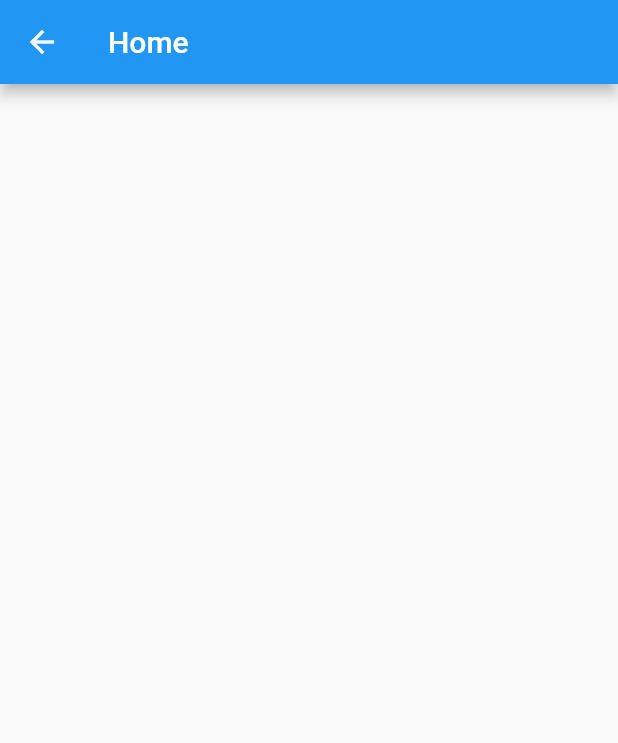
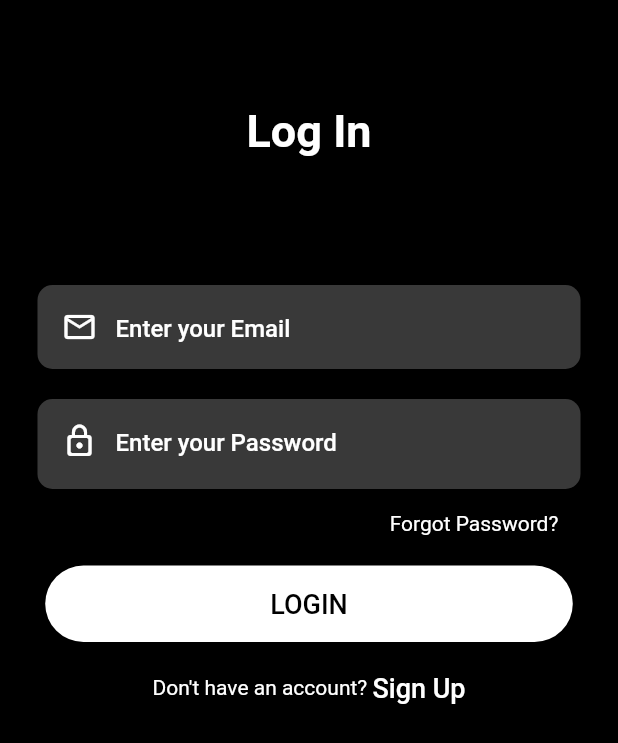
Before and after one commit to 29Niro/flutter_product_view, a Flutter app: the screen it shows after launch, on a phone screen of 412 x 824 dp. Shown: the top 743 px of the screen. Run offline on Flutter 3.47's test engine with Material 2 defaults, Android fonts, the phone set to English and light mode, and no system bars; our stand-ins replace carousel_slider; Roboto replaces fonts that are missing (Robika).

Commit message:
login page created

```diff
--- a/lib/main.dart
+++ b/lib/main.dart
@@ -1,5 +1,6 @@
 import 'package:flutter/material.dart';
 import 'package:flutter_product_view/screens/home_page.dart';
+import 'package:flutter_product_view/screens/login_page.dart';
 
 void main() {
   runApp(const MyApp());
@@ -17,7 +18,7 @@ class MyApp extends StatelessWidget {
       theme: ThemeData(
         primarySwatch: Colors.blue,
       ),
-      home: const HomePage(),
+      home: const LoginPage(),
     );
   }
 }
--- /dev/null
+++ b/lib/screens/login_page.dart
@@ -0,0 +1,153 @@
+import 'package:flutter/cupertino.dart';
+import 'package:flutter/material.dart';
+
+class LoginPage extends StatefulWidget {
+  const LoginPage({super.key});
+
+  @override
+  State<LoginPage> createState() => _LoginPageState();
+}
+
+class _LoginPageState extends State<LoginPage> {
+  @override
+  Widget build(BuildContext context) {
+    return Scaffold(
+      body: SingleChildScrollView(
+          child: Container(
+        height: MediaQuery.of(context).size.height,
+        decoration: const BoxDecoration(color: Colors.black),
+        child: Column(
+          children: [
+            const Padding(
+              padding: EdgeInsets.only(top: 70.0),
+              child: Text(
+                'Log In',
+                style: TextStyle(
+                    color: Color.fromARGB(255, 255, 255, 255),
+                    fontFamily: 'Robika',
+                    fontSize: 30.0,
+                    fontWeight: FontWeight.bold),
+              ),
+            ),
+            const SizedBox(
+              height: 25.0,
+            ),
+            Padding(
+              padding: const EdgeInsets.only(top: 60, left: 25.0, right: 25),
+              child: Container(
+                decoration: BoxDecoration(
+                  color:
+                      const Color.fromARGB(255, 189, 189, 189).withOpacity(0.3),
+                  borderRadius: BorderRadius.circular(10.0),
+                ),
+                child: Padding(
+                  padding: const EdgeInsets.all(4.0),
+                  child: TextField(
+                    cursorColor: Colors.white,
+                    keyboardType: TextInputType.emailAddress,
+                    decoration: const InputDecoration(
+                        border: InputBorder.none,
+                        contentPadding: EdgeInsets.only(top: 14.0),
+                        prefixIcon: Icon(
+                          Icons.email_outlined,
+                          color: Colors.white,
+                        ),
+                        hintText: 'Enter your Email',
+                        hintStyle:
+                            TextStyle(color: Colors.white, fontSize: 16)),
+                    style: TextStyle(
+                        color: Colors.white.withOpacity(0.9),
+                        fontWeight: FontWeight.w500,
+                        fontSize: 18.0),
+                  ),
+                ),
+              ),
+            ),
+            Padding(
+              padding: const EdgeInsets.only(top: 20, left: 25, right: 25),
+              child: Container(
+                height: 60.0,
+                decoration: BoxDecoration(
+                  color:
+                      const Color.fromARGB(255, 189, 189, 189).withOpacity(0.3),
+                  borderRadius: BorderRadius.circular(10.0),
+                ),
+                child: Padding(
+                  padding: const EdgeInsets.all(4.0),
+                  child: TextField(
+                    cursorColor: Colors.white,
+                    obscureText: true,
+                    decoration: const InputDecoration(
+                        border: InputBorder.none,
+                        contentPadding: EdgeInsets.only(top: 14.0),
+                        prefixIcon: Icon(
+                          Icons.lock_outline_rounded,
+                          color: Colors.white,
+                        ),
+                        hintText: 'Enter your Password',
+                        hintStyle: TextStyle(
+                            color: Colors.white,
+                            fontFamily: 'Robika',
+                            fontSize: 16)),
+                    style: TextStyle(
+                        color: Colors.white.withOpacity(0.9),
+                        fontWeight: FontWeight.w500,
+                        fontSize: 18.0),
+                  ),
+                ),
+              ),
+            ),
+            Container(
+              margin: const EdgeInsets.only(top: 15),
+              padding: const EdgeInsets.only(left: (220)),
+              child: InkWell(
+                onTap: () {},
+                child: const Text(
+                  'Forgot Password?',
+                  style: TextStyle(color: Colors.white),
+                ),
+              ),
+            ),
+            Container(
+              margin: const EdgeInsets.all(20),
+              child: TextButton(
+                style: TextButton.styleFrom(
+                  backgroundColor: Colors.white,
+                  shape: RoundedRectangleBorder(
+                      borderRadius: BorderRadius.circular(30)),
+                  padding: const EdgeInsets.only(
+                      left: 150, top: 15, right: 150, bottom: 15),
+                ),
+                onPressed: () {},
+                child: const Text(
+                  'LOGIN',
+                  style: TextStyle(
+                      color: Color.fromARGB(255, 0, 0, 0), fontSize: 18.0),
+                ),
+              ),
+            ),
+            Row(
+              mainAxisAlignment: MainAxisAlignment.center,
+              children: [
+                const Text(
+                  "Don't have an account? ",
+                  style: TextStyle(color: Colors.white),
+                ),
+                InkWell(
+                  onTap: () {},
+                  child: const Text(
+                    "Sign Up",
+                    style: TextStyle(
+                        color: Colors.white,
+                        fontSize: 18.0,
+                        fontWeight: FontWeight.w500),
+                  ),
+                ),
+              ],
+            ),
+          ],
+        ),
+      )),
+    );
+  }
+}
```
